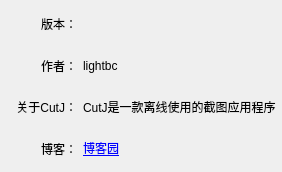
Before: the Qt Designer form src/main/python/About.ui in lightbc/CutJ, drawn with Qt 5.
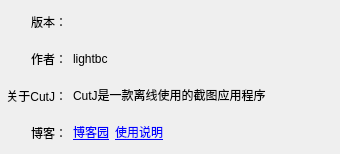
After: the same form once the commit is applied.

Commit message: 调整关于对话框UI内容，增加程序使用说明功能

Diff of the .ui file:
```diff
--- a/src/main/python/About.ui
+++ b/src/main/python/About.ui
@@ -6,8 +6,8 @@
    <rect>
     <x>0</x>
     <y>0</y>
-    <width>282</width>
-    <height>172</height>
+    <width>340</width>
+    <height>154</height>
    </rect>
   </property>
   <property name="windowTitle">
@@ -99,17 +99,44 @@
       </widget>
      </item>
      <item row="3" column="1">
-      <widget class="QLabel" name="label_8">
-       <property name="text">
-        <string>&lt;html&gt;&lt;head/&gt;&lt;body&gt;&lt;p&gt;&lt;a href=&quot;https://www.cnblogs.com/lightbc&quot;&gt;&lt;span style=&quot; text-decoration: underline; color:#0000ff;&quot;&gt;博客园&lt;/span&gt;&lt;/a&gt;&lt;/p&gt;&lt;/body&gt;&lt;/html&gt;</string>
-       </property>
-       <property name="alignment">
-        <set>Qt::AlignLeading|Qt::AlignLeft|Qt::AlignVCenter</set>
-       </property>
-       <property name="openExternalLinks">
-        <bool>true</bool>
-       </property>
-      </widget>
+      <layout class="QHBoxLayout" name="horizontalLayout_2">
+       <item>
+        <widget class="QLabel" name="label_5">
+         <property name="text">
+          <string>&lt;html&gt;&lt;head/&gt;&lt;body&gt;&lt;p&gt;&lt;a href=&quot;https://www.cnblogs.com/lightbc&quot;&gt;&lt;span style=&quot; text-decoration: underline; color:#0000ff;&quot;&gt;博客园&lt;/span&gt;&lt;/a&gt;&lt;/p&gt;&lt;/body&gt;&lt;/html&gt;</string>
+         </property>
+         <property name="openExternalLinks">
+          <bool>true</bool>
+         </property>
+        </widget>
+       </item>
+       <item>
+        <widget class="QLabel" name="label_8">
+         <property name="text">
+          <string>&lt;html&gt;&lt;head/&gt;&lt;body&gt;&lt;p&gt;&lt;a href=&quot;https://www.cnblogs.com/lightbc/p/18050317&quot;&gt;&lt;span style=&quot; text-decoration: underline; color:#0000ff;&quot;&gt;使用说明&lt;/span&gt;&lt;/a&gt;&lt;/p&gt;&lt;/body&gt;&lt;/html&gt;</string>
+         </property>
+         <property name="alignment">
+          <set>Qt::AlignLeading|Qt::AlignLeft|Qt::AlignVCenter</set>
+         </property>
+         <property name="openExternalLinks">
+          <bool>true</bool>
+         </property>
+        </widget>
+       </item>
+       <item>
+        <spacer name="horizontalSpacer">
+         <property name="orientation">
+          <enum>Qt::Horizontal</enum>
+         </property>
+         <property name="sizeHint" stdset="0">
+          <size>
+           <width>40</width>
+           <height>20</height>
+          </size>
+         </property>
+        </spacer>
+       </item>
+      </layout>
      </item>
     </layout>
    </item>
```
Left out of the diff: 68 changed lines with no effect on the pictures. The commit also changes 8 other files.
